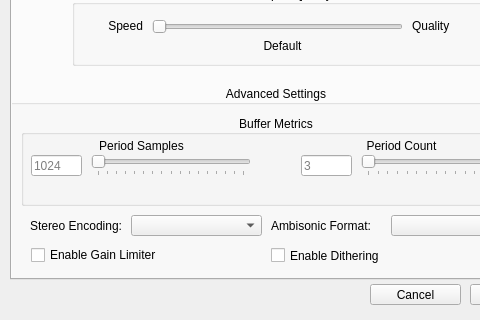
First picture: the form in utils/alsoft-config/mainwindow.ui, repository kcat/openal-soft, before the edit; both pictures show x 0 to 480 and y 140 to 460 of the 564 by 460 pixel window.
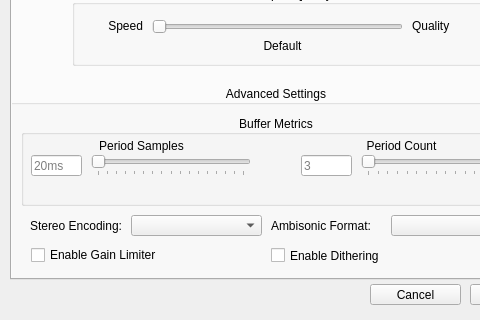
Second picture: the form after the edit. Icons and pictures are not drawn.

Commit message: Update the period size placeholder text

What changed in the file:
```diff
--- a/utils/alsoft-config/mainwindow.ui
+++ b/utils/alsoft-config/mainwindow.ui
@@ -423,7 +423,7 @@
           </rect>
          </property>
          <property name="placeholderText">
-          <string>1024</string>
+          <string>20ms</string>
          </property>
         </widget>
        </widget>
```
Left out of the diff: 10 changed lines with no effect on the pictures.
